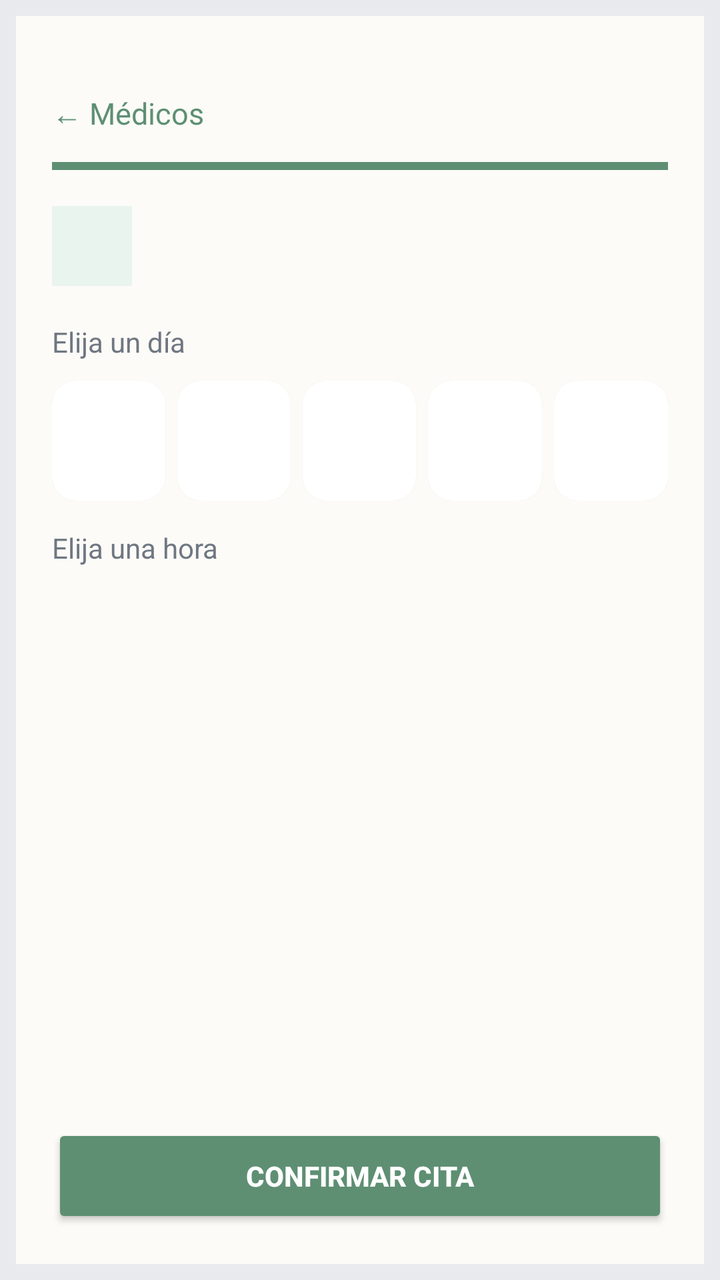
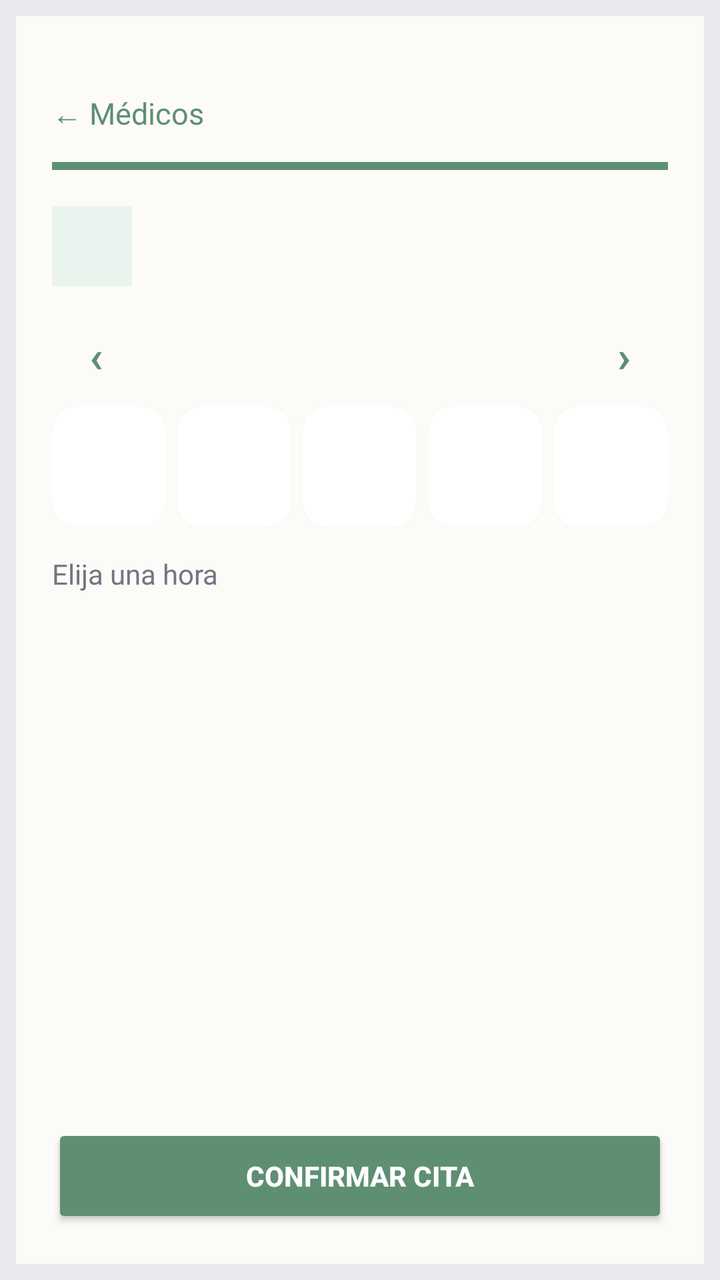

An Android layout rendered at two revisions. The XML below is the earlier revision; the diff shows what the commit changed to produce the second picture.
<!-- AndroidManifest.xml: application theme Theme.Interfaces -->
<!-- res/layout/activity_slot_selection.xml -->
<?xml version="1.0" encoding="utf-8"?>
<LinearLayout xmlns:android="http://schemas.android.com/apk/res/android"
    xmlns:app="http://schemas.android.com/apk/res-auto"
    xmlns:tools="http://schemas.android.com/tools"
    android:layout_width="match_parent"
    android:layout_height="match_parent"
    android:background="#E9EAED"
    android:orientation="vertical">

    <LinearLayout
        android:layout_width="match_parent"
        android:layout_height="match_parent"
        android:layout_margin="8dp"
        android:background="#FCFBF7"
        android:orientation="vertical"
        android:padding="18dp">

        <TextView
            android:id="@+id/btn_back"
            android:layout_width="wrap_content"
            android:layout_height="wrap_content"
            android:layout_marginTop="20dp"
            android:text="← Médicos"
            android:textColor="#5E8F73"
            android:textSize="15sp" />

        <View
            android:layout_width="match_parent"
            android:layout_height="4dp"
            android:layout_marginTop="14dp"
            android:background="#5E8F73" />

        <LinearLayout
            android:layout_width="match_parent"
            android:layout_height="wrap_content"
            android:layout_marginTop="18dp"
            android:gravity="center_vertical"
            android:orientation="horizontal">

            <TextView
                android:id="@+id/txt_initials"
                android:layout_width="40dp"
                android:layout_height="40dp"
                android:background="#EAF4EE"
                android:gravity="center"
                android:textColor="#5E8F73"
                android:textSize="15sp"
                android:textStyle="bold" />

            <LinearLayout
                android:layout_width="wrap_content"
                android:layout_height="wrap_content"
                android:layout_marginStart="10dp"
                android:orientation="vertical">

                <TextView
                    android:id="@+id/txt_doctor"
                    android:layout_width="wrap_content"
                    android:layout_height="wrap_content"
                    android:textColor="#17324F"
                    android:textSize="17sp"
                    android:textStyle="bold" />

                <TextView
                    android:id="@+id/txt_specialty"
                    android:layout_width="wrap_content"
                    android:layout_height="wrap_content"
                    android:textColor="#6F7782"
                    android:textSize="13sp" />
            </LinearLayout>
        </LinearLayout>

        <TextView
            android:layout_width="wrap_content"
            android:layout_height="wrap_content"
            android:layout_marginTop="18dp"
            android:layout_marginBottom="10dp"
            android:text="Elija un día"
            android:textColor="#6F7782"
            android:textSize="14sp" />

        <LinearLayout
            android:id="@+id/ly_day_strip"
            android:layout_width="match_parent"
            android:layout_height="wrap_content"
            android:orientation="horizontal"
            android:weightSum="5">

            <androidx.cardview.widget.CardView
                android:id="@+id/card_day_one"
                android:layout_width="0dp"
                android:layout_height="60dp"
                android:layout_weight="1"
                android:layout_marginEnd="6dp"
                app:cardCornerRadius="12dp"
                app:cardElevation="1dp">
                <LinearLayout
                    android:layout_width="match_parent"
                    android:layout_height="match_parent"
                    android:gravity="center"
                    android:orientation="vertical">
                    <TextView android:id="@+id/txt_day_label_one" android:layout_width="wrap_content" android:layout_height="wrap_content" android:textSize="11sp" android:textColor="#6F7782" />
                    <TextView android:id="@+id/txt_day_number_one" android:layout_width="wrap_content" android:layout_height="wrap_content" android:textSize="15sp" android:textStyle="bold" android:textColor="#17324F" />
                </LinearLayout>
            </androidx.cardview.widget.CardView>

            <androidx.cardview.widget.CardView
                android:id="@+id/card_day_two"
                android:layout_width="0dp"
                android:layout_height="60dp"
                android:layout_weight="1"
                android:layout_marginEnd="6dp"
                app:cardCornerRadius="12dp"
                app:cardElevation="1dp">
                <LinearLayout
                    android:layout_width="match_parent"
                    android:layout_height="match_parent"
                    android:gravity="center"
                    android:orientation="vertical">
                    <TextView android:id="@+id/txt_day_label_two" android:layout_width="wrap_content" android:layout_height="wrap_content" android:textSize="11sp" android:textColor="#6F7782" />
                    <TextView android:id="@+id/txt_day_number_two" android:layout_width="wrap_content" android:layout_height="wrap_content" android:textSize="15sp" android:textStyle="bold" android:textColor="#17324F" />
                </LinearLayout>
            </androidx.cardview.widget.CardView>

            <androidx.cardview.widget.CardView
                android:id="@+id/card_day_three"
                android:layout_width="0dp"
                android:layout_height="60dp"
                android:layout_weight="1"
                android:layout_marginEnd="6dp"
                app:cardCornerRadius="12dp"
                app:cardElevation="1dp">
                <LinearLayout
                    android:layout_width="match_parent"
                    android:layout_height="match_parent"
                    android:gravity="center"
                    android:orientation="vertical">
                    <TextView android:id="@+id/txt_day_label_three" android:layout_width="wrap_content" android:layout_height="wrap_content" android:textSize="11sp" android:textColor="#6F7782" />
                    <TextView android:id="@+id/txt_day_number_three" android:layout_width="wrap_content" android:layout_height="wrap_content" android:textSize="15sp" android:textStyle="bold" android:textColor="#17324F" />
                </LinearLayout>
            </androidx.cardview.widget.CardView>

            <androidx.cardview.widget.CardView
                android:id="@+id/card_day_four"
                android:layout_width="0dp"
                android:layout_height="60dp"
                android:layout_weight="1"
                android:layout_marginEnd="6dp"
                app:cardCornerRadius="12dp"
                app:cardElevation="1dp">
                <LinearLayout
                    android:layout_width="match_parent"
                    android:layout_height="match_parent"
                    android:gravity="center"
                    android:orientation="vertical">
                    <TextView android:id="@+id/txt_day_label_four" android:layout_width="wrap_content" android:layout_height="wrap_content" android:textSize="11sp" android:textColor="#6F7782" />
                    <TextView android:id="@+id/txt_day_number_four" android:layout_width="wrap_content" android:layout_height="wrap_content" android:textSize="15sp" android:textStyle="bold" android:textColor="#17324F" />
                </LinearLayout>
            </androidx.cardview.widget.CardView>

            <androidx.cardview.widget.CardView
                android:id="@+id/card_day_five"
                android:layout_width="0dp"
                android:layout_height="60dp"
                android:layout_weight="1"
                app:cardCornerRadius="12dp"
                app:cardElevation="1dp">
                <LinearLayout
                    android:layout_width="match_parent"
                    android:layout_height="match_parent"
                    android:gravity="center"
                    android:orientation="vertical">
                    <TextView android:id="@+id/txt_day_label_five" android:layout_width="wrap_content" android:layout_height="wrap_content" android:textSize="11sp" android:textColor="#6F7782" />
                    <TextView android:id="@+id/txt_day_number_five" android:layout_width="wrap_content" android:layout_height="wrap_content" android:textSize="15sp" android:textStyle="bold" android:textColor="#17324F" />
                </LinearLayout>
            </androidx.cardview.widget.CardView>
        </LinearLayout>

        <TextView
            android:layout_width="wrap_content"
            android:layout_height="wrap_content"
            android:layout_marginTop="14dp"
            android:layout_marginBottom="10dp"
            android:text="Elija una hora"
            android:textColor="#6F7782"
            android:textSize="14sp" />

        <androidx.recyclerview.widget.RecyclerView
            android:id="@+id/rv_slots"
            android:layout_width="match_parent"
            android:layout_height="0dp"
            android:layout_weight="1"
            tools:listitem="@layout/item_slot" />

        <Button
            android:id="@+id/btn_confirm"
            android:layout_width="match_parent"
            android:layout_height="52dp"
            android:layout_marginTop="16dp"
            android:backgroundTint="#5E8F73"
            android:text="Confirmar Cita"
            android:textColor="#FFFFFF"
            android:textStyle="bold" />
    </LinearLayout>
</LinearLayout>
<!-- res/layout/item_slot.xml (included above) -->
<?xml version="1.0" encoding="utf-8"?>
<androidx.cardview.widget.CardView xmlns:android="http://schemas.android.com/apk/res/android"
    xmlns:app="http://schemas.android.com/apk/res-auto"
    android:id="@+id/card_slot"
    android:layout_width="match_parent"
    android:layout_height="64dp"
    android:layout_marginBottom="10dp"
    android:clickable="true"
    android:focusable="true"
    android:foreground="?android:attr/selectableItemBackground"
    app:cardCornerRadius="17dp"
    app:cardElevation="2dp">

    <LinearLayout
        android:layout_width="match_parent"
        android:layout_height="match_parent"
        android:gravity="center_vertical"
        android:orientation="horizontal"
        android:paddingHorizontal="16dp">

        <TextView
            android:id="@+id/txt_time"
            android:layout_width="0dp"
            android:layout_height="wrap_content"
            android:layout_weight="1"
            android:textColor="#17324F"
            android:textSize="16sp"
            android:textStyle="bold" />

        <TextView
            android:id="@+id/txt_status"
            android:layout_width="32dp"
            android:layout_height="32dp"
            android:background="#5E8F73"
            android:gravity="center"
            android:textColor="#FFFFFF"
            android:textSize="18sp"
            android:visibility="gone" />
    </LinearLayout>
</androidx.cardview.widget.CardView>
<!-- resources referenced by this layout -->
<resources>
  <style name="Theme.Interfaces" parent="Theme.AppCompat.DayNight.DarkActionBar" />
</resources>

<!-- the commit's change to res/layout/activity_slot_selection.xml (unified diff, before → after) -->
@@ -70,14 +70,48 @@
             </LinearLayout>
         </LinearLayout>
 
-        <TextView
-            android:layout_width="wrap_content"
-            android:layout_height="wrap_content"
-            android:layout_marginTop="18dp"
-            android:layout_marginBottom="10dp"
-            android:text="Elija un día"
-            android:textColor="#6F7782"
-            android:textSize="14sp" />
+        <LinearLayout
+            android:layout_width="match_parent"
+            android:layout_height="wrap_content"
+            android:layout_marginTop="12dp"
+            android:layout_marginBottom="4dp"
+            android:gravity="center_vertical"
+            android:orientation="horizontal">
+
+            <TextView
+                android:id="@+id/btn_prev_week"
+                android:layout_width="44dp"
+                android:layout_height="44dp"
+                android:contentDescription="Semana anterior"
+                android:foreground="?android:attr/selectableItemBackground"
+                android:gravity="center"
+                android:text="‹"
+                android:textColor="#5E8F73"
+                android:textSize="22sp"
+                android:textStyle="bold" />
+
+            <TextView
+                android:id="@+id/txt_week_label"
+                android:layout_width="0dp"
+                android:layout_height="wrap_content"
+                android:layout_weight="1"
+                android:gravity="center"
+                android:textColor="#17324F"
+                android:textSize="14sp"
+                android:textStyle="bold" />
+
+            <TextView
+                android:id="@+id/btn_next_week"
+                android:layout_width="44dp"
+                android:layout_height="44dp"
+                android:contentDescription="Semana siguiente"
+                android:foreground="?android:attr/selectableItemBackground"
+                android:gravity="center"
+                android:text="›"
+                android:textColor="#5E8F73"
+                android:textSize="22sp"
+                android:textStyle="bold" />
+        </LinearLayout>
 
         <LinearLayout
             android:id="@+id/ly_day_strip"
